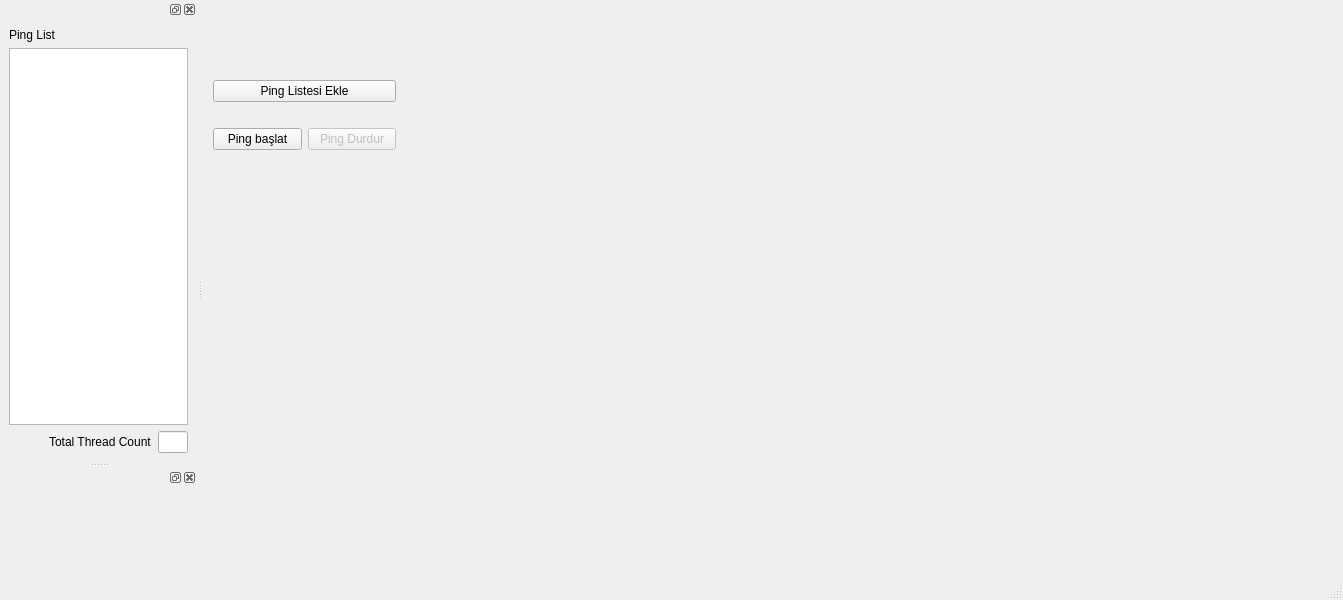
Old version of the form QTDesigns/MainWindow.ui in the repository Gorkembukel/MonitorNetworkConnectivity.
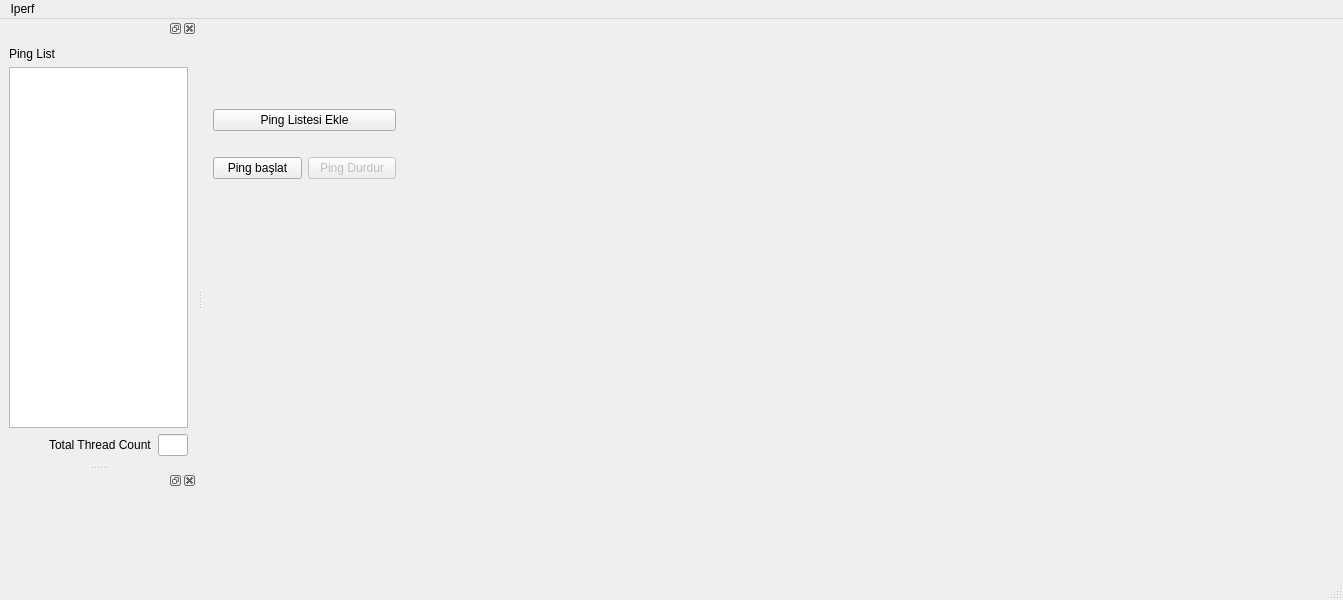
New version of the form.

Commit message: ilk aşama tamam, iperf eklenecek, stat düzeltilecek

The edit to the form file:
```diff
--- a/QTDesigns/MainWindow.ui
+++ b/QTDesigns/MainWindow.ui
@@ -17,8 +17,8 @@
    <widget class="QWidget" name="widget" native="true">
     <property name="geometry">
      <rect>
-      <x>509</x>
-      <y>-1</y>
+      <x>610</x>
+      <y>-10</y>
       <width>291</width>
       <height>581</height>
      </rect>
@@ -28,7 +28,7 @@
     <property name="geometry">
      <rect>
       <x>10</x>
-      <y>60</y>
+      <y>70</y>
       <width>183</width>
       <height>111</height>
      </rect>
@@ -90,6 +90,13 @@
      <height>22</height>
     </rect>
    </property>
+   <widget class="QMenu" name="menuIperf">
+    <property name="title">
+     <string>Iperf</string>
+    </property>
+    <addaction name="actionOpen_Iperf"/>
+   </widget>
+   <addaction name="menuIperf"/>
   </widget>
   <widget class="QStatusBar" name="statusbar"/>
   <widget class="QDockWidget" name="dockWidget">
```
Left out of the diff: 34 changed lines with no effect on the pictures. The commit also changes 11 other files.
